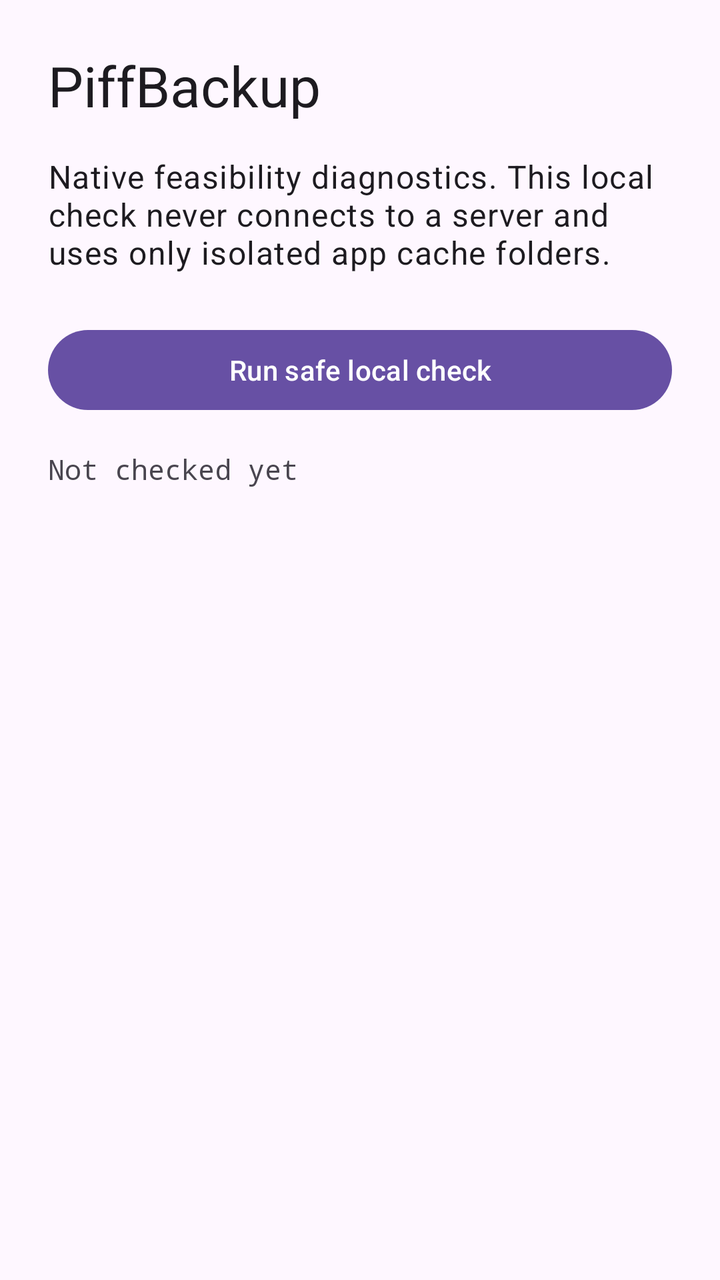
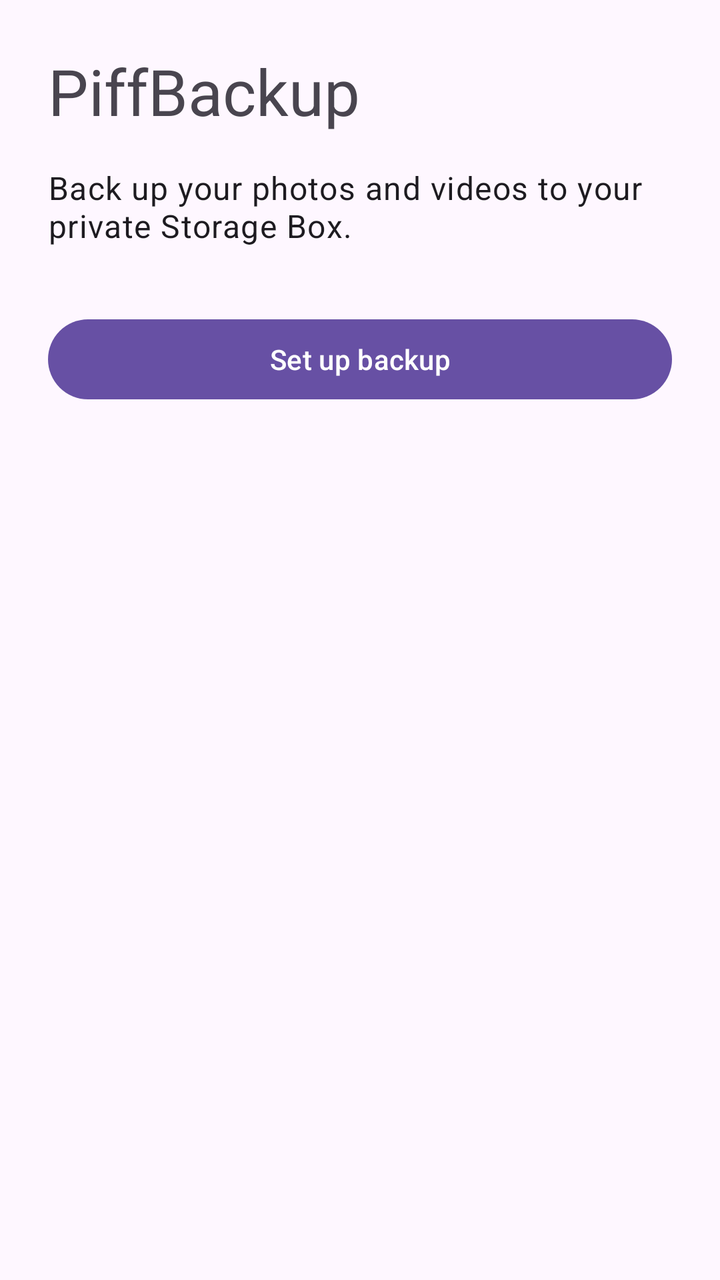

The first picture is an Android layout as it rendered before a commit; the second is the same layout after the commit. The layout source and the unified diff follow.
<!-- AndroidManifest.xml: activity theme Theme.PiffBackup -->
<!-- res/layout/activity_main.xml -->
<?xml version="1.0" encoding="utf-8"?>
<androidx.core.widget.NestedScrollView xmlns:android="http://schemas.android.com/apk/res/android"
    android:layout_width="match_parent"
    android:layout_height="match_parent"
    android:fillViewport="true">

    <LinearLayout
        android:layout_width="match_parent"
        android:layout_height="wrap_content"
        android:orientation="vertical"
        android:padding="24dp">

        <TextView
            android:layout_width="match_parent"
            android:layout_height="wrap_content"
            android:text="@string/app_name"
            android:textAppearance="?attr/textAppearanceHeadlineMedium" />

        <TextView
            android:layout_width="match_parent"
            android:layout_height="wrap_content"
            android:layout_marginTop="16dp"
            android:text="@string/native_spike_description"
            android:textAppearance="?attr/textAppearanceBodyLarge" />

        <com.google.android.material.button.MaterialButton
            android:id="@+id/run_probe_button"
            android:layout_width="match_parent"
            android:layout_height="wrap_content"
            android:layout_marginTop="24dp"
            android:minHeight="48dp"
            android:text="@string/run_local_probe" />

        <TextView
            android:id="@+id/probe_result"
            android:layout_width="match_parent"
            android:layout_height="wrap_content"
            android:layout_marginTop="16dp"
            android:fontFamily="monospace"
            android:text="@string/probe_not_run"
            android:textIsSelectable="true" />
    </LinearLayout>
</androidx.core.widget.NestedScrollView>
<!-- resources referenced by this layout -->
<resources>
  <string name="app_name">PiffBackup</string>
  <string name="native_spike_description">Native feasibility diagnostics. This local check never connects to a server and uses only isolated app cache folders.</string>
  <string name="probe_not_run">Not checked yet</string>
  <string name="run_local_probe">Run safe local check</string>
  <style name="Theme.PiffBackup" parent="Theme.Material3.DayNight.NoActionBar" />
</resources>

<!-- the commit's change to res/layout/activity_main.xml (unified diff, before → after) -->
@@ -1,5 +1,6 @@
 <?xml version="1.0" encoding="utf-8"?>
 <androidx.core.widget.NestedScrollView xmlns:android="http://schemas.android.com/apk/res/android"
+    xmlns:app="http://schemas.android.com/apk/res-auto"
     android:layout_width="match_parent"
     android:layout_height="match_parent"
     android:fillViewport="true">
@@ -10,34 +11,217 @@
         android:orientation="vertical"
         android:padding="24dp">
 
-        <TextView
+        <LinearLayout
+            android:id="@+id/welcome_group"
             android:layout_width="match_parent"
             android:layout_height="wrap_content"
-            android:text="@string/app_name"
-            android:textAppearance="?attr/textAppearanceHeadlineMedium" />
-
-        <TextView
+            android:orientation="vertical">
+
+            <TextView
+                android:layout_width="match_parent"
+                android:layout_height="wrap_content"
+                android:text="@string/app_name"
+                android:textAppearance="?attr/textAppearanceHeadlineLarge" />
+
+            <TextView
+                android:layout_width="match_parent"
+                android:layout_height="wrap_content"
+                android:layout_marginTop="16dp"
+                android:text="@string/welcome_description"
+                android:textAppearance="?attr/textAppearanceBodyLarge" />
+
+            <com.google.android.material.button.MaterialButton
+                android:id="@+id/start_setup_button"
+                android:layout_width="match_parent"
+                android:layout_height="wrap_content"
+                android:layout_marginTop="32dp"
+                android:minHeight="48dp"
+                android:text="@string/set_up_backup" />
+        </LinearLayout>
+
+        <LinearLayout
+            android:id="@+id/connect_group"
             android:layout_width="match_parent"
             android:layout_height="wrap_content"
-            android:layout_marginTop="16dp"
-            android:text="@string/native_spike_description"
-            android:textAppearance="?attr/textAppearanceBodyLarge" />
-
-        <com.google.android.material.button.MaterialButton
-            android:id="@+id/run_probe_button"
+            android:orientation="vertical"
+            android:visibility="gone">
+
+            <TextView
+                android:layout_width="match_parent"
+                android:layout_height="wrap_content"
+                android:text="@string/connect_storage_box"
+                android:textAppearance="?attr/textAppearanceHeadlineMedium" />
+
+            <TextView
+                android:layout_width="match_parent"
+                android:layout_height="wrap_content"
+                android:layout_marginTop="12dp"
+                android:text="@string/connect_explanation"
+                android:textAppearance="?attr/textAppearanceBodyMedium" />
+
+            <com.google.android.material.textfield.TextInputLayout
+                android:layout_width="match_parent"
+                android:layout_height="wrap_content"
+                android:layout_marginTop="24dp"
+                android:hint="@string/storage_box_username">
+
+                <com.google.android.material.textfield.TextInputEditText
+                    android:id="@+id/username_input"
+                    android:layout_width="match_parent"
+                    android:layout_height="wrap_content"
+                    android:autofillHints="username"
+                    android:inputType="textNoSuggestions"
+                    android:maxLength="64"
+                    android:singleLine="true"
+                    android:text="@string/default_storage_box_username" />
+            </com.google.android.material.textfield.TextInputLayout>
+
+            <com.google.android.material.textfield.TextInputLayout
+                android:layout_width="match_parent"
+                android:layout_height="wrap_content"
+                android:layout_marginTop="12dp"
+                android:hint="@string/storage_box_password"
+                app:endIconMode="password_toggle">
+
+                <com.google.android.material.textfield.TextInputEditText
+                    android:id="@+id/password_input"
+                    android:layout_width="match_parent"
+                    android:layout_height="wrap_content"
+                    android:autofillHints="password"
+                    android:importantForAutofill="noExcludeDescendants"
+                    android:inputType="textPassword"
+                    android:maxLength="1024"
+                    android:saveEnabled="false"
+                    android:singleLine="true" />
+            </com.google.android.material.textfield.TextInputLayout>
+
+            <com.google.android.material.checkbox.MaterialCheckBox
+                android:id="@+id/advanced_hostname_toggle"
+                android:layout_width="match_parent"
+                android:layout_height="wrap_content"
+                android:layout_marginTop="12dp"
+                android:minHeight="48dp"
+                android:text="@string/use_different_server" />
+
+            <com.google.android.material.textfield.TextInputLayout
+                android:id="@+id/hostname_layout"
+                android:layout_width="match_parent"
+                android:layout_height="wrap_content"
+                android:hint="@string/server_address"
+                android:visibility="gone">
+
+                <com.google.android.material.textfield.TextInputEditText
+                    android:id="@+id/hostname_input"
+                    android:layout_width="match_parent"
+                    android:layout_height="wrap_content"
+                    android:inputType="textUri"
+                    android:maxLength="253"
+                    android:singleLine="true" />
+            </com.google.android.material.textfield.TextInputLayout>
+
+            <TextView
+                android:layout_width="match_parent"
+                android:layout_height="wrap_content"
+                android:layout_marginTop="8dp"
+                android:text="@string/ssh_port_explanation"
+                android:textAppearance="?attr/textAppearanceBodySmall" />
+
+            <com.google.android.material.button.MaterialButton
+                android:id="@+id/connect_button"
+                android:layout_width="match_parent"
+                android:layout_height="wrap_content"
+                android:layout_marginTop="24dp"
+                android:minHeight="48dp"
+                android:text="@string/connect_and_continue" />
+
+            <com.google.android.material.progressindicator.LinearProgressIndicator
+                android:id="@+id/connect_progress"
+                android:layout_width="match_parent"
+                android:layout_height="wrap_content"
+                android:layout_marginTop="16dp"
+                android:indeterminate="true"
+                android:visibility="gone" />
+
+            <TextView
+                android:id="@+id/connect_status"
+                android:layout_width="match_parent"
+                android:layout_height="wrap_content"
+                android:layout_marginTop="12dp"
+                android:accessibilityLiveRegion="polite"
+                android:textAppearance="?attr/textAppearanceBodyMedium"
+                android:visibility="gone" />
+
+            <TextView
+                android:id="@+id/connect_error"
+                android:layout_width="match_parent"
+                android:layout_height="wrap_content"
+                android:layout_marginTop="16dp"
+                android:accessibilityLiveRegion="assertive"
+                android:textAppearance="?attr/textAppearanceBodyMedium"
+                android:visibility="gone" />
+
+            <com.google.android.material.button.MaterialButton
+                android:id="@+id/open_console_button"
+                style="?attr/materialButtonOutlinedStyle"
+                android:layout_width="match_parent"
+                android:layout_height="wrap_content"
+                android:layout_marginTop="12dp"
+                android:minHeight="48dp"
+                android:text="@string/open_hetzner_console"
+                android:visibility="gone" />
+        </LinearLayout>
+
+        <LinearLayout
+            android:id="@+id/connected_group"
             android:layout_width="match_parent"
             android:layout_height="wrap_content"
-            android:layout_marginTop="24dp"
-            android:minHeight="48dp"
-            android:text="@string/run_local_probe" />
-
-        <TextView
-            android:id="@+id/probe_result"
-            android:layout_width="match_parent"
-            android:layout_height="wrap_content"
-            android:layout_marginTop="16dp"
-            android:fontFamily="monospace"
-            android:text="@string/probe_not_run"
-            android:textIsSelectable="true" />
+            android:orientation="vertical"
+            android:visibility="gone">
+
+            <TextView
+                android:layout_width="match_parent"
+                android:layout_height="wrap_content"
+                android:text="@string/storage_box_connected"
+                android:textAppearance="?attr/textAppearanceHeadlineMedium" />
+
+            <TextView
+                android:id="@+id/connected_summary"
+                android:layout_width="match_parent"
+                android:layout_height="wrap_content"
+                android:layout_marginTop="16dp"
+                android:textAppearance="?attr/textAppearanceBodyLarge" />
+
+            <TextView
+                android:layout_width="match_parent"
+                android:layout_height="wrap_content"
+                android:layout_marginTop="24dp"
+                android:text="@string/server_fingerprint_label"
+                android:textAppearance="?attr/textAppearanceLabelLarge" />
+
+            <TextView
+                android:id="@+id/server_fingerprint"
+                android:layout_width="match_parent"
+                android:layout_height="wrap_content"
+                android:layout_marginTop="4dp"
+                android:fontFamily="monospace"
+                android:textIsSelectable="true"
+                android:textAppearance="?attr/textAppearanceBodySmall" />
+
+            <TextView
+                android:layout_width="match_parent"
+                android:layout_height="wrap_content"
+                android:layout_marginTop="16dp"
+                android:text="@string/fingerprint_help"
+                android:textAppearance="?attr/textAppearanceBodySmall" />
+
+            <com.google.android.material.button.MaterialButton
+                android:id="@+id/reconnect_button"
+                style="?attr/materialButtonOutlinedStyle"
+                android:layout_width="match_parent"
+                android:layout_height="wrap_content"
+                android:layout_marginTop="24dp"
+                android:minHeight="48dp"
+                android:text="@string/change_connection" />
+        </LinearLayout>
     </LinearLayout>
 </androidx.core.widget.NestedScrollView>
<!-- resource entries referenced after the edit -->
@@ -1,9 +1,22 @@
 <!-- resources referenced by this layout -->
 <resources>
   <string name="app_name">PiffBackup</string>
-  <string name="native_spike_description">Native feasibility diagnostics. This local check never connects to a server and uses only isolated app cache folders.</string>
-  <string name="probe_not_run">Not checked yet</string>
-  <string name="run_local_probe">Run safe local check</string>
+  <string name="change_connection">Change connection</string>
+  <string name="connect_and_continue">Connect</string>
+  <string name="connect_explanation">Enter your Storage Box password once. PiffBackup will install a dedicated key, then erase the password without saving it.</string>
+  <string name="connect_storage_box">Connect Storage Box</string>
+  <string name="default_storage_box_username" translatable="false">u123456</string>
+  <string name="fingerprint_help">PiffBackup will stop if this server identity changes. You can compare it with the fingerprint shown by Hetzner.</string>
+  <string name="open_hetzner_console">Open Hetzner Console</string>
+  <string name="server_address">Server address</string>
+  <string name="server_fingerprint_label">Server fingerprint</string>
+  <string name="set_up_backup">Set up backup</string>
+  <string name="ssh_port_explanation">Secure backup connection on port 23</string>
+  <string name="storage_box_connected">Storage Box connected</string>
+  <string name="storage_box_password">Password</string>
+  <string name="storage_box_username">Username</string>
+  <string name="use_different_server">Use a different server address</string>
+  <string name="welcome_description">Back up your photos and videos to your private Storage Box.</string>
   <style name="Theme.PiffBackup" parent="Theme.Material3.DayNight.NoActionBar" />
 </resources>
 
